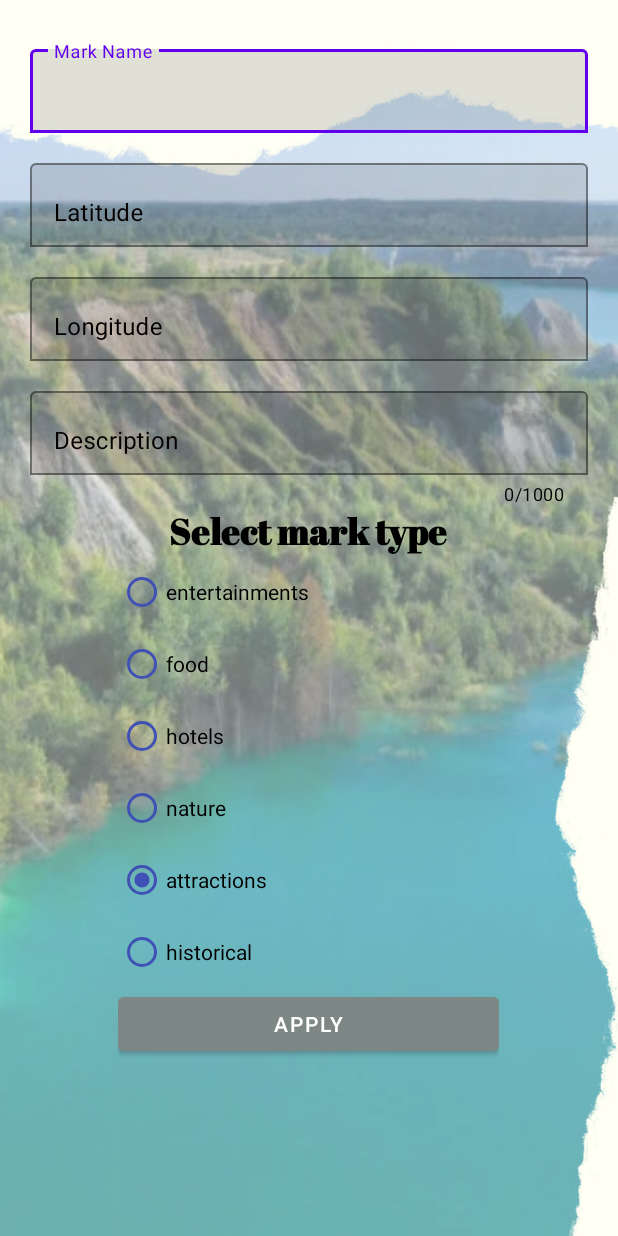
After one commit to mariapikhtovnikava22/AROUND-BELARUS, an Android app: the Addmarks screen opened directly, with no data from a screen before it, on a phone screen of 412 x 824 dp. The commit adds this screen. Run offline under Robolectric (Android 15) with nearby library versions, the phone set to English and light mode, and no system bars; our stand-ins replace Firebase (no records; nobody signed in at launch, a user with empty details on screens opened directly).

Commit message:
Add function with add marks on map

```diff
--- /dev/null
+++ b/app/src/main/java/com/example/aroundbelarus/Addmarks.java
@@ -0,0 +1,219 @@
+package com.example.aroundbelarus;
+
+import androidx.annotation.NonNull;
+import androidx.appcompat.app.AlertDialog;
+import androidx.appcompat.app.AppCompatActivity;
+import androidx.cardview.widget.CardView;
+import androidx.constraintlayout.widget.ConstraintLayout;
+
+import android.content.DialogInterface;
+import android.os.Bundle;
+import android.os.ConditionVariable;
+import android.text.TextUtils;
+import android.view.View;
+import android.widget.Button;
+import android.widget.ImageButton;
+import android.widget.RadioButton;
+import android.widget.RadioGroup;
+import android.widget.Toast;
+
+import com.example.aroundbelarus.Clases.MapSingleton;
+import com.example.aroundbelarus.Clases.Mark;
+import com.google.android.gms.maps.CameraUpdateFactory;
+import com.google.android.gms.maps.GoogleMap;
+import com.google.android.gms.maps.model.LatLng;
+import com.google.android.gms.maps.model.LatLngBounds;
+import com.google.android.gms.tasks.OnFailureListener;
+import com.google.android.gms.tasks.OnSuccessListener;
+import com.google.android.material.snackbar.Snackbar;
+import com.google.android.material.textfield.TextInputEditText;
+import com.google.firebase.database.DataSnapshot;
+import com.google.firebase.database.DatabaseError;
+import com.google.firebase.database.DatabaseReference;
+import com.google.firebase.database.FirebaseDatabase;
+import com.google.firebase.database.ValueEventListener;
+
+import java.util.HashMap;
+
+public class Addmarks extends AppCompatActivity {
+
+    ConstraintLayout add_activ;
+    GoogleMap my_Map;
+    Button applybtn;
+    String savedname, savelat, savelong, savedescrip, typemark;
+    RadioButton saveragiobutton;
+    CardView reg_activ;
+    FirebaseDatabase database;
+    DatabaseReference markersRef;
+    TextInputEditText latitudeEdit, longitudeEdit, Edit_description, Editmarkname;
+    RadioGroup radioGroup;
+    HashMap<String, Mark> listofmarks;
+
+
+
+    @Override
+    protected void onCreate(Bundle savedInstanceState) {
+        super.onCreate(savedInstanceState);
+        setContentView(R.layout.activity_addmarks);
+        add_activ = findViewById(R.id.addmarkactiv);
+
+        latitudeEdit = findViewById(R.id.latitudeEdit);
+        longitudeEdit = findViewById(R.id.longitudeEdit);
+        Edit_description = findViewById(R.id.Edit_description);
+        Editmarkname = findViewById(R.id.Editmarkname);
+        radioGroup = findViewById(R.id.selecttypegroup);
+        applybtn = findViewById(R.id.applybtn);
+
+        my_Map = MapSingleton.getInstance().getGoogleMap();
+
+        applybtn.setOnClickListener(new View.OnClickListener() {
+            @Override
+            public void onClick(View v) {
+
+                int radioId = radioGroup.getCheckedRadioButtonId();
+                saveragiobutton = findViewById(radioId);
+                typemark = saveragiobutton.getText().toString();
+
+                savedescrip = Edit_description.getText().toString();
+                savelat = latitudeEdit.getText().toString();
+                savelong = longitudeEdit.getText().toString();
+                savedname = Editmarkname.getText().toString();
+                if(!Check())
+                {
+                    latitudeEdit.setText(savelat);
+                    longitudeEdit.setText(savelong);
+                    Edit_description.setText(savedescrip);
+                    Editmarkname.setText(savedname);
+                    applybtn.performClick();
+                }
+
+                AddDatainBD();
+
+
+
+            }
+        });
+
+    }
+
+
+    public void AddMarks()
+    {
+
+    }
+
+
+    public void CheckButton(View v)
+    {
+        int radioId = radioGroup.getCheckedRadioButtonId();
+        saveragiobutton = findViewById(radioId);
+    }
+
+    public void GetAllObjectinBD() // перенести в другую функцию
+    {
+        DatabaseReference marksRef = database.getReference("marks");
+
+        marksRef.addListenerForSingleValueEvent(new ValueEventListener() {
+            @Override
+            public void onDataChange(@NonNull DataSnapshot dataSnapshot) {
+                if (dataSnapshot.exists()) {
+                    for (DataSnapshot childSnapshot : dataSnapshot.getChildren()) {
+                        String markerKey = childSnapshot.getKey();
+                        Mark marker = childSnapshot.getValue(Mark.class);
+                        listofmarks.put(markerKey,marker);
+                    }
+                } else {
+                    Toast.makeText(getApplicationContext(), "List of marks is empty", Toast.LENGTH_SHORT).show();
+                }
+            }
+
+            @Override
+            public void onCancelled(@NonNull DatabaseError databaseError) {
+                Toast.makeText(getApplicationContext(), databaseError.getMessage(), Toast.LENGTH_SHORT).show();
+
+            }
+        });
+    }
+
+    public void AddDatainBD()
+    {
+        Mark marker = new Mark(Editmarkname.getText().toString(),typemark, Float.parseFloat(latitudeEdit.getText().toString()),
+                        Float.parseFloat(longitudeEdit.getText().toString()), Edit_description.getText().toString());
+
+        database = FirebaseDatabase.getInstance();
+        markersRef = database.getReference("markers");
+        String markerName = Editmarkname.getText().toString();
+        DatabaseReference markerRef = markersRef.child(markerName);
+        markersRef.child(markerName).addListenerForSingleValueEvent(new ValueEventListener() {
+            @Override
+            public void onDataChange(@NonNull DataSnapshot dataSnapshot) {
+                if (dataSnapshot.exists()) {
+                    // Метка с таким же названием уже существует
+                    Toast.makeText(getApplicationContext(), "The marker already exists", Toast.LENGTH_SHORT).show();
+                } else {
+                    // Добавляем новую метку
+                    DatabaseReference markerRef = markersRef.child(markerName);
+                    markerRef.setValue(marker)
+                            .addOnSuccessListener(new OnSuccessListener<Void>() {
+                                @Override
+                                public void onSuccess(Void aVoid) {
+                                    Toast.makeText(getApplicationContext(), "Mark added", Toast.LENGTH_SHORT).show();
+                                }
+                            })
+                            .addOnFailureListener(new OnFailureListener() {
+                                @Override
+                                public void onFailure(@NonNull Exception e) {
+                                    Toast.makeText(getApplicationContext(), "Error when adding a mark", Toast.LENGTH_SHORT).show();
+                                }
+                            });
+                }
+            }
+            @Override
+            public void onCancelled(@NonNull DatabaseError databaseError) {
+                Toast.makeText(getApplicationContext(), "Error reading marker data", Toast.LENGTH_SHORT).show();
+            }
+        });
+
+    }
+    public boolean Check()
+    {
+        if(TextUtils.isEmpty(Editmarkname.getText().toString()))
+        {
+            Mess("Fill in all the details", "Error of add mark", reg_activ);
+            return false;
+        }
+        if(TextUtils.isEmpty(latitudeEdit.getText().toString()))
+        {
+            Mess("Fill in all the details", "Error of add mark", reg_activ);
+            return false;
+        }
+        if(TextUtils.isEmpty(longitudeEdit.getText().toString()))
+        {
+            Mess("Fill in all the details", "Error of add mark", reg_activ);
+            return false;
+        }
+        if(TextUtils.isEmpty(Edit_description.getText().toString()))
+        {
+            Mess("Fill in all the details", "Error of add mark", reg_activ);
+            return false;
+        }
+
+        return  true;
+
+    }
+
+    public void Mess(String mess_of_error, String type_Error, CardView reg_activ)
+    {
+        AlertDialog.Builder dialog = new AlertDialog.Builder(reg_activ.getContext());
+        dialog.setTitle(type_Error);
+        dialog.setMessage(mess_of_error);
+        dialog.setPositiveButton("Ok", new DialogInterface.OnClickListener() {
+            @Override
+            public void onClick(DialogInterface dialog, int which) {
+                dialog.dismiss();
+            }
+        });
+        dialog.show();
+        return;
+    }
+}
--- /dev/null
+++ b/app/src/main/java/com/example/aroundbelarus/Clases/MapSingleton.java
@@ -0,0 +1,32 @@
+package com.example.aroundbelarus.Clases;
+
+import com.google.android.gms.maps.GoogleMap;
+
+public class MapSingleton {
+
+    private static MapSingleton instance;
+    private GoogleMap googleMap;
+
+    private MapSingleton() {
+        // Приватный конструктор, чтобы предотвратить создание экземпляров класса извне
+    }
+
+    public static MapSingleton getInstance() {
+        if (instance == null) {
+            synchronized (MapSingleton.class) {
+                if (instance == null) {
+                    instance = new MapSingleton();
+                }
+            }
+        }
+        return instance;
+    }
+
+    public GoogleMap getGoogleMap() {
+        return googleMap;
+    }
+
+    public void setGoogleMap(GoogleMap googleMap) {
+        this.googleMap = googleMap;
+    }
+}
--- a/app/src/main/java/com/example/aroundbelarus/Clases/ModeratorAccount.java
+++ b/app/src/main/java/com/example/aroundbelarus/Clases/ModeratorAccount.java
@@ -10,7 +10,7 @@ public class ModeratorAccount {
     String markerId;
 
 
-    public void CreateListofMarks()
+    public void AddMarks()
     {
 
     }
--- /dev/null
+++ b/app/src/main/res/font/abril_fatface.xml
@@ -0,0 +1,7 @@
+<?xml version="1.0" encoding="utf-8"?>
+<font-family xmlns:app="http://schemas.android.com/apk/res-auto"
+        app:fontProviderAuthority="com.google.android.gms.fonts"
+        app:fontProviderPackage="com.google.android.gms"
+        app:fontProviderQuery="Abril Fatface"
+        app:fontProviderCerts="@array/com_google_android_gms_fonts_certs">
+</font-family>
--- /dev/null
+++ b/app/src/main/res/layout/activity_addmarks.xml
@@ -0,0 +1,213 @@
+<?xml version="1.0" encoding="utf-8"?>
+<androidx.constraintlayout.widget.ConstraintLayout xmlns:android="http://schemas.android.com/apk/res/android"
+    xmlns:app="http://schemas.android.com/apk/res-auto"
+    xmlns:tools="http://schemas.android.com/tools"
+    android:id="@+id/addmarkactiv"
+    android:layout_width="match_parent"
+    android:layout_height="match_parent"
+    android:background="@drawable/addmarkfon">
+
+    <LinearLayout
+        android:layout_width="match_parent"
+        android:layout_height="wrap_content"
+        android:layout_margin="20dp"
+        android:layout_marginStart="16dp"
+        android:orientation="vertical"
+        app:layout_constraintStart_toStartOf="parent"
+        app:layout_constraintTop_toTopOf="parent">
+
+
+        <com.google.android.material.textfield.TextInputLayout
+            android:id="@+id/markname"
+            android:layout_width="match_parent"
+            android:layout_height="match_parent"
+            android:layout_marginTop="7dp"
+            android:textColorHint="#040000"
+            android:layout_marginBottom="7dp"
+            android:enabled="true"
+            app:boxBackgroundMode="outline"
+            app:endIconCheckable="false">
+
+            <com.google.android.material.textfield.TextInputEditText
+                android:id="@+id/Editmarkname"
+                android:layout_width="match_parent"
+                android:layout_height="wrap_content"
+                android:baselineAligned="false"
+                android:gravity="start"
+                android:hint="Mark Name"
+                android:inputType="textEmailAddress"
+                android:textAlignment="viewStart"
+                app:met_singleLineEllipsis="false" />
+        </com.google.android.material.textfield.TextInputLayout>
+
+        <com.google.android.material.textfield.TextInputLayout
+            android:id="@+id/latitudeact"
+            android:layout_width="match_parent"
+            android:layout_height="match_parent"
+            android:layout_marginTop="7dp"
+            android:layout_marginBottom="7dp"
+            android:enabled="true"
+            android:textColorHint="#040000"
+            app:boxBackgroundMode="outline"
+            app:endIconCheckable="false">
+
+            <com.google.android.material.textfield.TextInputEditText
+                android:id="@+id/latitudeEdit"
+                android:layout_width="match_parent"
+                android:layout_height="wrap_content"
+                android:baselineAligned="false"
+                android:gravity="start"
+                android:hint="Latitude"
+                android:inputType="phone"
+                app:met_floatingLabel="highlight"
+                app:met_singleLineEllipsis="false" />
+        </com.google.android.material.textfield.TextInputLayout>
+
+        <com.google.android.material.textfield.TextInputLayout
+            android:id="@+id/longitudeact"
+            android:layout_width="match_parent"
+            android:layout_height="match_parent"
+            android:layout_marginTop="7dp"
+            android:layout_marginBottom="7dp"
+            android:enabled="true"
+            android:textColorHint="#040000"
+            app:boxBackgroundMode="outline"
+            app:endIconCheckable="false"
+            app:endIconMode="none">
+
+            <com.google.android.material.textfield.TextInputEditText
+                android:id="@+id/longitudeEdit"
+                android:layout_width="match_parent"
+                android:layout_height="wrap_content"
+                android:baselineAligned="false"
+                android:gravity="start"
+                android:hint="Longitude"
+                android:inputType="phone"
+                app:met_floatingLabel="highlight"
+                app:met_singleLineEllipsis="true" />
+        </com.google.android.material.textfield.TextInputLayout>
+
+
+        <com.google.android.material.textfield.TextInputLayout
+            android:id="@+id/DescriptionaAdd"
+            android:layout_width="match_parent"
+            android:layout_height="wrap_content"
+            android:layout_marginTop="7dp"
+            android:layout_marginBottom="7dp"
+            android:enabled="true"
+            android:textColorHint="#040000"
+            app:boxBackgroundMode="outline"
+            app:counterEnabled="true"
+            app:counterMaxLength="1000"
+            app:counterTextColor="@color/black">
+
+            <com.google.android.material.textfield.TextInputEditText
+                android:id="@+id/Edit_description"
+                android:layout_width="match_parent"
+                android:layout_height="wrap_content"
+                android:baselineAligned="false"
+                android:enabled="true"
+                android:gravity="top"
+                android:hint="Description"
+                android:inputType="textMultiLine"
+                android:maxLength="1000"
+                app:met_floatingLabel="highlight"
+                app:met_singleLineEllipsis="true" />
+
+            <TextView
+                android:layout_width="wrap_content"
+                android:layout_height="wrap_content"
+                android:layout_gravity="center"
+                android:fontFamily="@font/abril_fatface"
+                android:text="Select mark type"
+                android:textAlignment="center"
+                android:textColor="#000000"
+                android:textSize="24sp"
+                android:textStyle="bold" />
+
+            <LinearLayout
+                android:layout_width="wrap_content"
+                android:layout_height="wrap_content"
+                android:orientation="horizontal">
+
+            </LinearLayout>
+
+
+            <RadioGroup
+                android:id="@+id/selecttypegroup"
+                android:layout_width="254dp"
+                android:layout_height="wrap_content"
+                android:layout_gravity="center"
+                android:orientation="vertical">
+
+
+                <RadioButton
+                    android:id="@+id/entertainmentssel"
+                    android:layout_width="wrap_content"
+                    android:layout_height="wrap_content"
+
+                    android:buttonTint="#3F51B5"
+                    android:text="entertainments" />
+
+                <RadioButton
+                    android:id="@+id/foodsel"
+                    android:layout_width="wrap_content"
+                    android:layout_height="wrap_content"
+
+                    android:buttonTint="#3F51B5"
+
+                    android:onClick="CheckButton"
+                    android:text="food" />
+
+                <RadioButton
+                    android:id="@+id/hotelssel"
+                    android:layout_width="wrap_content"
+                    android:layout_height="wrap_content"
+
+                    android:buttonTint="#3F51B5"
+
+                    android:onClick="CheckButton"
+                    android:text="hotels" />
+
+                <RadioButton
+                    android:id="@+id/naturesel"
+                    android:layout_width="wrap_content"
+                    android:layout_height="wrap_content"
+
+                    android:buttonTint="#3F51B5"
+                    android:onClick="CheckButton"
+                    android:text="nature" />
+
+                <RadioButton
+                    android:id="@+id/attractionssel"
+                    android:layout_width="wrap_content"
+                    android:layout_height="wrap_content"
+                    android:buttonTint="#3F51B5"
+                    android:checked="true"
+                    android:onClick="CheckButton"
+                    android:text="attractions" />
+
+                <RadioButton
+                    android:id="@+id/historicalsel"
+                    android:layout_width="104dp"
+                    android:layout_height="wrap_content"
+
+                    android:buttonTint="#3F51B5"
+                    android:onClick="CheckButton"
+                    android:text="historical" />
+
+
+                <Button
+                    android:id="@+id/applybtn"
+                    android:layout_width="match_parent"
+                    android:layout_height="wrap_content"
+                    android:backgroundTint="#7D8886"
+                    android:text="Apply" />
+
+
+            </RadioGroup>
+        </com.google.android.material.textfield.TextInputLayout>
+
+    </LinearLayout>
+
+</androidx.constraintlayout.widget.ConstraintLayout>
--- a/app/src/main/res/values/preloaded_fonts.xml
+++ b/app/src/main/res/values/preloaded_fonts.xml
@@ -1,6 +1,7 @@
 <?xml version="1.0" encoding="utf-8"?>
 <resources>
     <array name="preloaded_fonts" translatable="false">
+        <item>@font/abril_fatface</item>
         <item>@font/bebas_neue</item>
     </array>
 </resources>
```
Also changed, not shown: app/src/main/AndroidManifest.xml (+7 -0 lines), app/src/main/java/com/example/aroundbelarus/Clases/Authorization.java (+36 -13 lines), app/src/main/java/com/example/aroundbelarus/Clases/PersonalAccount.java (+7 -5 lines), app/src/main/java/com/example/aroundbelarus/Clases/User.java (+10 -0 lines), app/src/main/java/com/example/aroundbelarus/MainActivity.java (+38 -3 lines), app/src/main/java/com/example/aroundbelarus/MapActivity.java (+14 -46 lines), app/src/main/java/com/example/aroundbelarus/ModeratorAcc.java (+62 -0 lines), app/src/main/res/drawable/addmarkfon.png (added).
